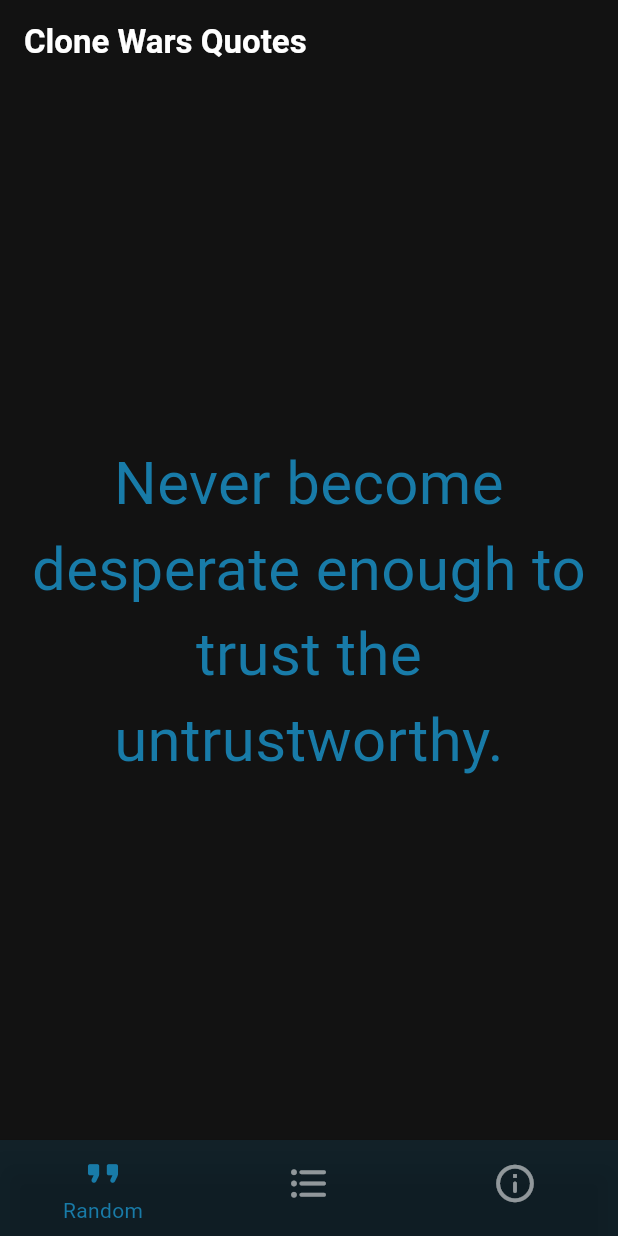
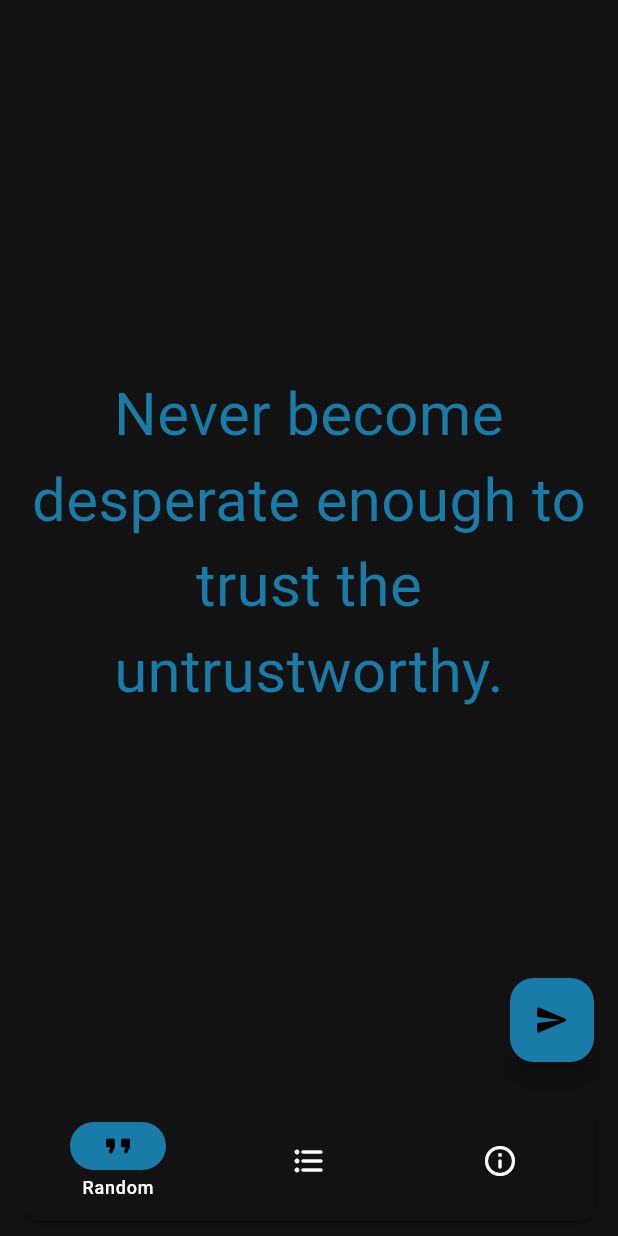
Before and after one commit to toledoanderson/clone-wars-quotes, a Flutter app: the screen it shows after launch, on a phone screen of 412 x 824 dp. Run offline on Flutter 3.47's test engine with Material 2 defaults, Android fonts, the phone set to English and light mode, and no system bars; our stand-ins replace share_plus.

Commit message:
Updated to version 0.1.4

```diff
--- a/lib/Principal.dart
+++ b/lib/Principal.dart
@@ -1,3 +1,4 @@
+import 'package:clone_wars_quotes/Favorites.dart';
 import 'package:clone_wars_quotes/Info.dart';
 import 'package:clone_wars_quotes/Quotes.dart';
 import 'package:clone_wars_quotes/QuotesList.dart';
@@ -13,48 +14,38 @@ class Principal extends StatefulWidget {
 class _PrincipalState extends State<Principal> {
   int screenIndex = 0;
   List screen = [
-    const Quotes(),
+    Quotes(),
     AllQuotes(),
-    const Info(),
+    Info(),
   ];
-
 
   @override
   Widget build(BuildContext context) {
-
     return Scaffold(
       body: screen[screenIndex],
-      bottomNavigationBar: BottomNavigationBar(
-        backgroundColor: Color.fromRGBO(24, 123, 168, 0.15),
-        selectedItemColor: const Color.fromRGBO(24, 123, 168, 1),
-        unselectedItemColor: Colors.white54,
-        showSelectedLabels: true,
-        showUnselectedLabels: false,
-        iconSize: 30,
-        onTap: (index) {
-          setState(() {
-            screenIndex = index;
-          });
-        },
-        type: BottomNavigationBarType.fixed,
-        currentIndex: screenIndex,
-        items: const [
-          BottomNavigationBarItem(
-            icon: Icon(Icons.format_quote_rounded),
-            label: "Random",
-            activeIcon: Icon(Icons.format_quote_rounded),
-          ),
-          BottomNavigationBarItem(
-            icon: Icon(Icons.format_list_bulleted_rounded),
-            label: "All",
-            activeIcon: Icon(Icons.format_list_bulleted_rounded),
-          ),
-          BottomNavigationBarItem(
-            icon: Icon(Icons.info_outline_rounded),
-            label: "Info",
-            activeIcon: Icon(Icons.info_outline_rounded),
-          ),
-        ],
+      bottomNavigationBar: Card(
+        margin: EdgeInsets.fromLTRB(15, 10, 15, 10),
+        child: NavigationBar(
+          onDestinationSelected: (index) {
+            setState(() {
+              screenIndex = index;
+            });
+          },
+          selectedIndex: screenIndex,
+          backgroundColor: Colors.transparent,
+          indicatorColor: Color.fromRGBO(
+              24, 123, 168, 1), //Theme.of(context).highlightColor,
+          labelBehavior: NavigationDestinationLabelBehavior.onlyShowSelected,
+
+          destinations: [
+            NavigationDestination(
+                icon: Icon(Icons.format_quote_rounded), label: 'Random'),
+            NavigationDestination(
+                icon: Icon(Icons.format_list_bulleted_rounded), label: 'All'),
+            NavigationDestination(
+              icon: Icon(Icons.info_outline_rounded), label: 'Info'),
+          ],
+        ),
       ),
     );
   }
--- a/lib/Quotes.dart
+++ b/lib/Quotes.dart
@@ -1,4 +1,5 @@
 import 'package:flutter/material.dart';
+import 'package:share_plus/share_plus.dart';
 import 'dart:math';
 
 class Quotes extends StatefulWidget {
@@ -141,6 +142,7 @@ class _QuotesState extends State<Quotes> {
     "You can change who you are, but you cannot run from yourself.",
   ];
   String showQuote = '';
+  String tooltipEng = 'Share';
   //List<String> favoritesQuotes = [];
 
   @override
@@ -149,8 +151,7 @@ class _QuotesState extends State<Quotes> {
     randomQuote();
     WidgetsBinding.instance.addPostFrameCallback((_) {
       showQuotesSnackBar();
-    }
-    );
+    });
   }
 
   void randomQuote() {
@@ -168,20 +169,11 @@ class _QuotesState extends State<Quotes> {
 
   Widget build(BuildContext context) {
     return Scaffold(
-      appBar: AppBar(
-        title: Text('Clone Wars Quotes',
-          style: TextStyle(
-            fontWeight: FontWeight.bold,
-          ),
-        ),
-      ),
       body: PageView.builder(
           onPageChanged: (random) {
             randomQuote();
-
           },
           scrollDirection: Axis.vertical,
-
           itemCount: quotesList.length,
           itemBuilder: (context, index) {
             return Container(
@@ -201,31 +193,34 @@ class _QuotesState extends State<Quotes> {
                       textAlign: TextAlign.center,
                     ),
                     const Expanded(child: SizedBox()),
-
                   ],
                 ),
               ),
             );
-          }
-      ),
+          }),
+      floatingActionButton: FloatingActionButton(
+          onPressed: () {
+            Share.share('"'+showQuote+'" - Clone Wars Quotes');
+          },
+          tooltip: tooltipEng,
+          child: Icon(Icons.send_rounded)),
     );
   }
-
 
   void showQuotesSnackBar() {
     ScaffoldMessenger.of(context).showSnackBar(
       const SnackBar(
-          content: Icon(Icons.arrow_downward_rounded, color: Colors.white54,),
+        content: Icon(
+          Icons.arrow_downward_rounded,
+          color: Colors.white54,
+        ),
         duration: Duration(milliseconds: 1500),
         behavior: SnackBarBehavior.floating,
         backgroundColor: Colors.transparent,
         width: 250,
         padding: EdgeInsets.all(15),
         dismissDirection: DismissDirection.up,
-
       ),
-
     );
   }
-
 }
--- a/lib/QuotesList.dart
+++ b/lib/QuotesList.dart
@@ -156,7 +156,7 @@ class _AllQuotesState extends State<AllQuotes> {
         itemCount: quotesList.length,
           itemBuilder:  (context, index) {
           return Padding(
-            padding: const EdgeInsets.fromLTRB(8, 4, 8, 0),
+            padding: const EdgeInsets.fromLTRB(10, 4, 10, 0),
             child: Card(
               color: Theme.of(context).primaryColor,
               child: ListTile(
--- a/pubspec.yaml
+++ b/pubspec.yaml
@@ -16,7 +16,7 @@ publish_to: 'none' # Remove this line if you wish to publish to pub.dev
 # https://developer.apple.com/library/archive/documentation/General/Reference/InfoPlistKeyReference/Articles/CoreFoundationKeys.html
 # In Windows, build-name is used as the major, minor, and patch parts
 # of the product and file versions while build-number is used as the build suffix.
-version: 0.1.3
+version: 0.1.4
 
 environment:
   sdk: '>=3.1.0-94.0.dev <4.0.0'
@@ -34,6 +34,7 @@ dependencies:
   provider: ^6.0.0
   url_launcher: ^6.1.11
   sqflite: ^2.2.8+4
+  share_plus: ^7.0.2
 
 
   # The following adds the Cupertino Icons font to your application.
```
Also changed, not shown: lib/Info.dart (+11 -8 lines), pubspec.lock. Lines whose indentation alone changed are shown as unchanged.
